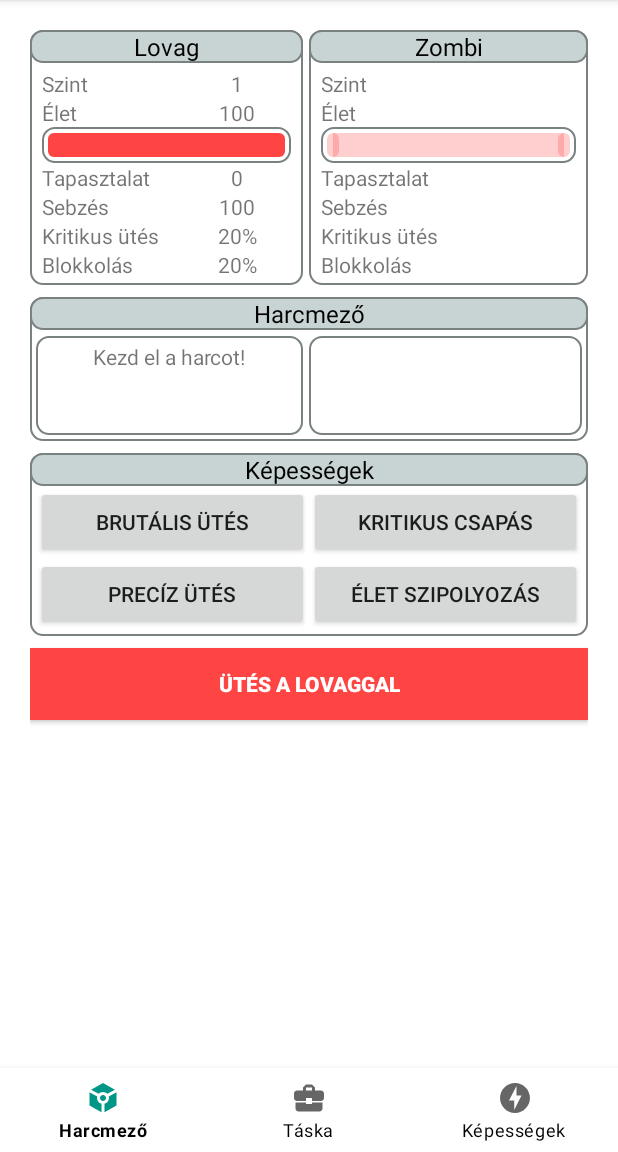
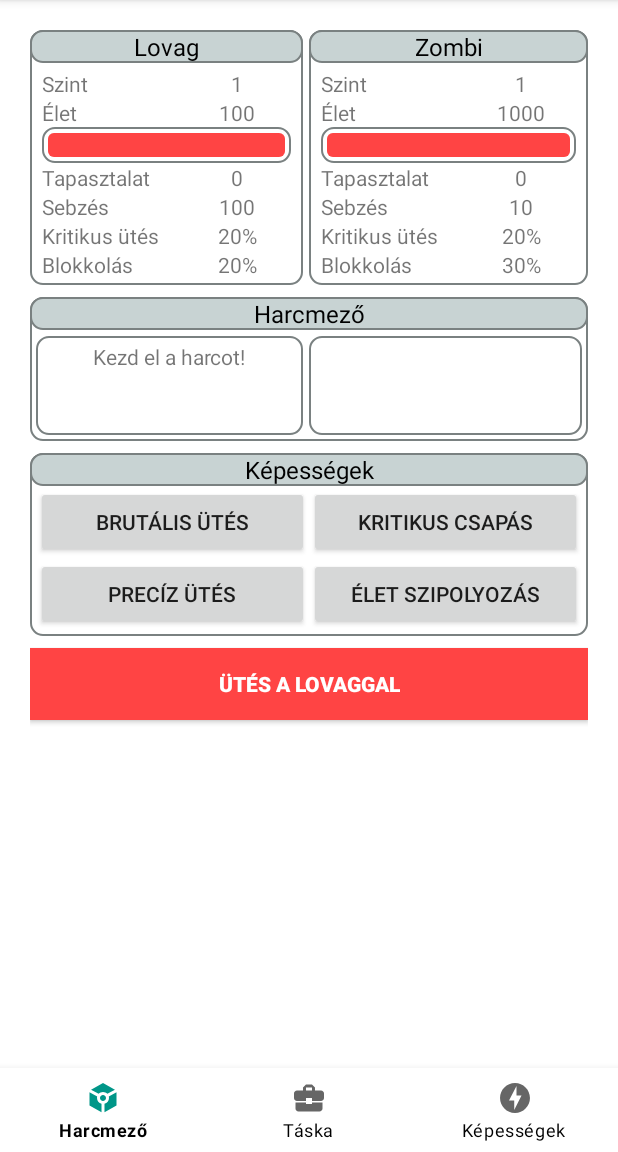
Before and after one commit to johnnypowa/knightvszombie, an Android app: the screen it shows after launch (MainActivity), on a phone screen of 412 x 824 dp, the part 84-1236 px from its top. Run offline under Robolectric (Android 15) with nearby library versions, the phone set to English and light mode, and no system bars; our stand-ins replace RxJava, navigation-ui.

Commit message:
Create loadingIndicator to combat fragment

```diff
--- /dev/null
+++ b/app/src/main/java/com/example/tanuls2/model/CombatModel.kt
@@ -0,0 +1,3 @@
+package com.example.tanuls2.model
+
+data class CombatModel(val knight: Knight, val zombie: Zombie)
--- a/app/src/main/java/com/example/tanuls2/ui/view/CombatFragment.kt
+++ b/app/src/main/java/com/example/tanuls2/ui/view/CombatFragment.kt
@@ -12,10 +12,7 @@ import com.example.tanuls2.handler.SharedPreferencesHandler
 import com.example.tanuls2.model.Character
 import com.example.tanuls2.model.Knight
 import com.example.tanuls2.model.Zombie
-import com.example.tanuls2.ui.viewmodel.CombatViewModel
-import com.example.tanuls2.ui.viewmodel.ShowEnemyZombieData
-import com.example.tanuls2.ui.viewmodel.ShowError
-import com.example.tanuls2.ui.viewmodel.ShowKnightData
+import com.example.tanuls2.ui.viewmodel.*
 import com.example.tanuls2.util.SingleEvent
 import com.example.tanuls2.util.observe
 import kotlinx.android.synthetic.main.fragment_combat.*
@@ -50,8 +47,8 @@ class CombatFragment : Fragment() {
     override fun onViewCreated(view: View, savedInstanceState: Bundle?) {
         super.onViewCreated(view, savedInstanceState)
 
-        combatViewModel.loadMyKnightData()
-        combatViewModel.loadEnemyZombieData()
+        combatViewModel.loadAllContent()
+        //combatViewModel.loadEnemyZombieData()
         //enemyZombie = combatViewModel.loadEnemyZombieData()
         createDefeatPopup()
         createVictoryPopup()
@@ -82,21 +79,26 @@ class CombatFragment : Fragment() {
 
     fun dataEvent(event: SingleEvent?) {
         when (event) {
-            is ShowKnightData -> {
-                showKnightContent(event.knightData)
-            }
-            is ShowEnemyZombieData -> {
-                showEnemyZombieContent(event.zombieData)
+            is ShowAllContent -> {
+                showAllData(event.knightData, event.zombieData)
+                combatLoadingIndicatorId.visibility = View.GONE
+                combatContainerId.visibility = View.VISIBLE
             }
             is ShowError -> {
                 showErrorMessage(event.errorMessage)
             }
         }
+
     }
 
 
     fun showErrorMessage(message: String?) {
         Toast.makeText(requireContext(), message ?: "Hiba történt.", Toast.LENGTH_SHORT).show()
+    }
+
+    fun showAllData(knightData: Knight,zombieData: Zombie){
+        showKnightContent(knightData)
+        showEnemyZombieContent(zombieData)
     }
 
     fun showKnightContent(knightData: Knight) {
--- a/app/src/main/java/com/example/tanuls2/ui/viewmodel/CombatViewModel.kt
+++ b/app/src/main/java/com/example/tanuls2/ui/viewmodel/CombatViewModel.kt
@@ -3,12 +3,14 @@ package com.example.tanuls2.ui.viewmodel
 import androidx.lifecycle.ViewModel
 import com.example.tanuls2.domain.LoadKnightDataUseCase
 import com.example.tanuls2.domain.LoadZombieDataUseCase
+import com.example.tanuls2.model.CombatModel
 import com.example.tanuls2.model.Knight
 import com.example.tanuls2.model.Zombie
 import com.example.tanuls2.util.OnceLiveEvent
 import com.example.tanuls2.util.SingleEvent
 import com.example.tanuls2.util.plusAssign
 import io.reactivex.rxjava3.android.schedulers.AndroidSchedulers
+import io.reactivex.rxjava3.core.Single
 import io.reactivex.rxjava3.disposables.CompositeDisposable
 import io.reactivex.rxjava3.schedulers.Schedulers
 import java.util.concurrent.TimeUnit
@@ -23,9 +25,27 @@ class CombatViewModel(
 
     val compositeDisposable: CompositeDisposable = CompositeDisposable()
 
+    val knightDataFlow : Single<Knight> = loadKnightDataUseCase.execute().delay(1L, TimeUnit.SECONDS)
+    val zombieDataFlow: Single<Zombie> = loadZombieDataUseCase.execute().delay(2L, TimeUnit.SECONDS)
+
+    fun loadAllContent() {
+        compositeDisposable += Single.zip(knightDataFlow, zombieDataFlow) { knightData, zombieData ->
+                CombatModel(knightData, zombieData)
+            }
+            .subscribeOn(AndroidSchedulers.mainThread())
+            .observeOn(Schedulers.io())
+            .subscribe(
+                {
+                    onceLiveEvent.postValue(ShowAllContent(it.knight, it.zombie))
+                },{
+                    onceLiveEvent.postValue(ShowError(it.message))
+                }
+            )
+    }
+
     fun loadMyKnightData() {
         compositeDisposable += loadKnightDataUseCase.execute()
-            .delay(1L, TimeUnit.SECONDS)
+            .delay(4L, TimeUnit.SECONDS)
             .subscribeOn(AndroidSchedulers.mainThread())
             .observeOn(Schedulers.io())
             .subscribe(
@@ -40,7 +60,7 @@ class CombatViewModel(
 
     fun loadEnemyZombieData() {
         compositeDisposable += loadZombieDataUseCase.execute()
-            .delay(10L, TimeUnit.SECONDS)
+            .delay(1L, TimeUnit.SECONDS)
             .subscribeOn(AndroidSchedulers.mainThread())
             .observeOn(Schedulers.io())
             .subscribe(
@@ -60,6 +80,7 @@ class CombatViewModel(
     }
 }
 
+class ShowAllContent(val knightData: Knight, val zombieData: Zombie) : SingleEvent
 class ShowKnightData(val knightData: Knight) : SingleEvent
 class ShowEnemyZombieData(val zombieData: Zombie) : SingleEvent
 class ShowError(val errorMessage: String?) : SingleEvent
--- a/app/src/main/res/layout/fragment_combat.xml
+++ b/app/src/main/res/layout/fragment_combat.xml
@@ -6,14 +6,27 @@
     android:layout_marginVertical="@dimen/gap_20"
     xmlns:app="http://schemas.android.com/apk/res-auto">
 
+    <com.google.android.material.progressindicator.CircularProgressIndicator
+        android:id="@+id/combatLoadingIndicatorId"
+        android:indeterminate="true"
+        android:visibility="visible"
+        android:layout_width="wrap_content"
+        android:layout_height="wrap_content"
+        app:layout_constraintBottom_toBottomOf="parent"
+        app:layout_constraintEnd_toEndOf="parent"
+        app:layout_constraintStart_toStartOf="parent"
+        app:layout_constraintTop_toTopOf="parent"
+        />
+
     <LinearLayout
-
+        android:id="@+id/combatContainerId"
+        android:visibility="gone"
         android:layout_width="match_parent"
         android:layout_height="match_parent"
         android:orientation="vertical"
         app:layout_constraintBottom_toBottomOf="parent"
         app:layout_constraintEnd_toEndOf="parent"
-        app:layout_constraintLeft_toLeftOf="parent"
+        app:layout_constraintStart_toStartOf="parent"
         app:layout_constraintTop_toTopOf="parent">
 
 
```
